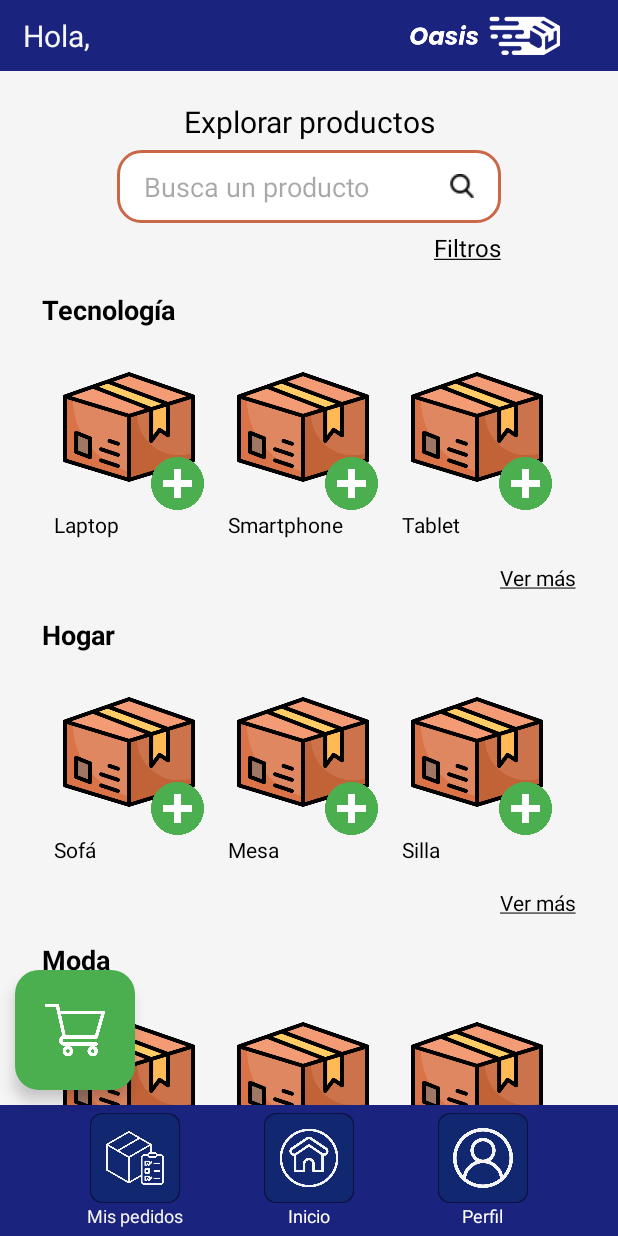
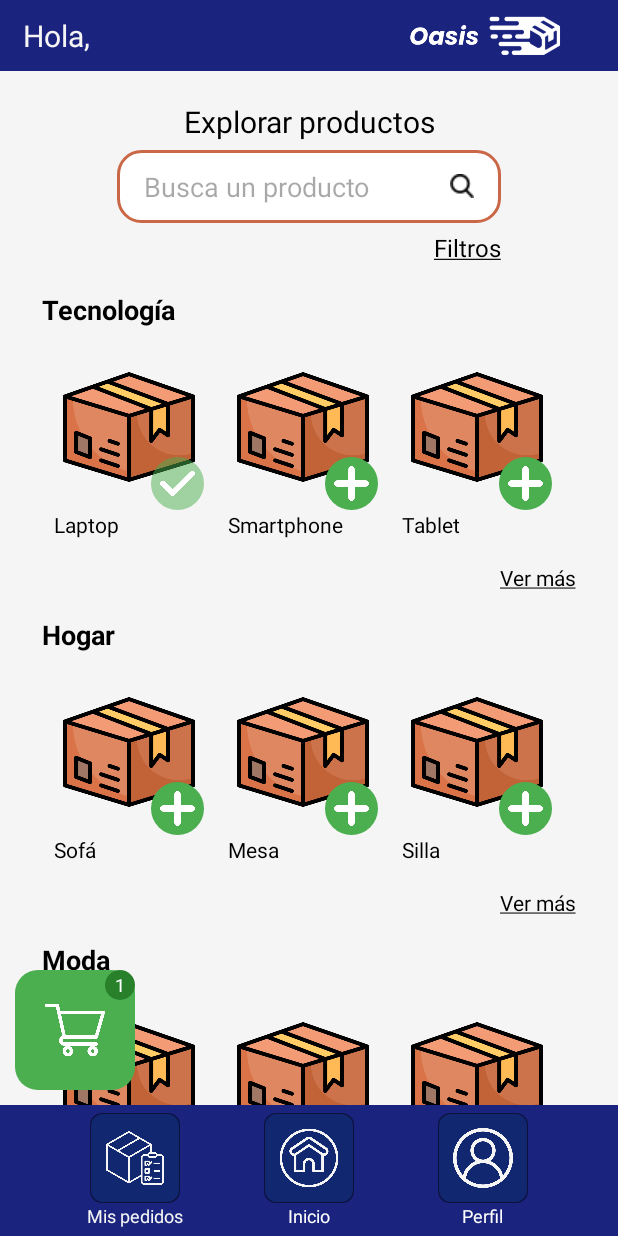
Before and after one commit to Intro-CompuMovil/Oasis, an Android app: the CompradorInicio screen opened directly, with no data from a screen before it, after a tap on an icon or button, on a phone screen of 412 x 824 dp. Run offline under Robolectric (Android 15) with nearby library versions, the phone set to English and light mode, and no system bars.

Commit message:
Manejo eventos carrito

```diff
--- a/app/src/main/java/com/example/oasis/logica/adapters/CategoryAdapter.kt
+++ b/app/src/main/java/com/example/oasis/logica/adapters/CategoryAdapter.kt
@@ -10,9 +10,13 @@ import androidx.recyclerview.widget.LinearLayoutManager
 import androidx.recyclerview.widget.RecyclerView
 import com.example.oasis.R
 import com.example.oasis.logica.comprador.BusquedaProductos
+import com.example.oasis.logica.comprador.CompradorInicio
 import com.example.oasis.model.Category
 
-class CategoryAdapter(private val context: Context, private val categoryList: List<Category>) :
+class CategoryAdapter(private val context: Context,
+                      private val categoryList: List<Category>,
+                        private val compradorInicio: CompradorInicio
+) :
     RecyclerView.Adapter<CategoryAdapter.CategoryViewHolder>() {
 
     override fun onCreateViewHolder(parent: ViewGroup, viewType: Int): CategoryViewHolder {
@@ -25,7 +29,7 @@ class CategoryAdapter(private val context: Context, private val categoryList: Li
         holder.tvCategoryName.text = category.nombre
 
         // Configurar el RecyclerView horizontal para los productos
-        val productAdapter = ProductAdapter(context, category.listaProductos)
+        val productAdapter = ProductAdapter(context, category.listaProductos, compradorInicio)
         holder.rvProducts.layoutManager = LinearLayoutManager(context, LinearLayoutManager.HORIZONTAL, false)
         holder.rvProducts.adapter = productAdapter
 
--- a/app/src/main/java/com/example/oasis/logica/adapters/ProductAdapter.kt
+++ b/app/src/main/java/com/example/oasis/logica/adapters/ProductAdapter.kt
@@ -13,6 +13,7 @@ import androidx.recyclerview.widget.RecyclerView
 import com.bumptech.glide.Glide
 import com.example.oasis.MainActivity
 import com.example.oasis.R
+import com.example.oasis.logica.comprador.CompradorInicio
 import com.example.oasis.logica.comprador.DetallesProducto
 import com.example.oasis.logica.utility.AppUtilityHelper
 import com.example.oasis.model.Order
@@ -20,7 +21,10 @@ import com.example.oasis.model.Product
 import kotlin.math.min
 
 
-class ProductAdapter(private val context: Context, private val productList: List<Product>) :
+class ProductAdapter(private val context: Context,
+                     private val productList: List<Product>,
+                     private val compradorInicio: CompradorInicio
+) :
     RecyclerView.Adapter<ProductAdapter.ProductViewHolder>() {
 
     override fun onCreateViewHolder(parent: ViewGroup, viewType: Int): ProductViewHolder {
@@ -43,10 +47,14 @@ class ProductAdapter(private val context: Context, private val productList: List
         holder.btnAddProduct.setOnClickListener {
             if (MainActivity.addProductToCarrito(Order(product, 1, "No entregado"))) {
                 Toast.makeText(context, "Producto añadido al carrito", Toast.LENGTH_SHORT).show()
+                compradorInicio.initNumProductosCarrito()
+                holder.btnAddProduct.setImageResource(R.drawable.check)
+                holder.btnAddProduct.setBackgroundResource(R.drawable.button_product_added)
             } else {
                 Toast.makeText(context, "Producto ya está en el carrito, cantidad actualizada", Toast.LENGTH_SHORT).show()
             }
         }
+        checkProductInCarrito(product, holder)
     }
 
     override fun getItemCount(): Int {
@@ -59,4 +67,11 @@ class ProductAdapter(private val context: Context, private val productList: List
         val btnAddProduct: ImageButton = itemView.findViewById(R.id.btnAddProduct)
         val productName: TextView = itemView.findViewById(R.id.explorarProductName)
     }
+
+    private fun checkProductInCarrito(product: Product, holder: ProductViewHolder) {
+        if (MainActivity.productIsInCarrito(product.getId())) {
+            holder.btnAddProduct.setImageResource(R.drawable.check)
+            holder.btnAddProduct.setBackgroundResource(R.drawable.button_product_added)
+        }
+    }
 }
--- a/app/src/main/java/com/example/oasis/logica/comprador/CompradorInicio.kt
+++ b/app/src/main/java/com/example/oasis/logica/comprador/CompradorInicio.kt
@@ -5,7 +5,9 @@ import android.os.Bundle
 import android.view.inputmethod.EditorInfo
 import android.widget.EditText
 import android.widget.ImageButton
+import android.widget.TextView
 import androidx.appcompat.app.AppCompatActivity
+import androidx.core.view.isVisible
 import androidx.recyclerview.widget.LinearLayoutManager
 import androidx.recyclerview.widget.RecyclerView
 import com.example.oasis.MainActivity
@@ -46,6 +48,7 @@ class CompradorInicio : AppCompatActivity() {
         initBuscar()
         initButtons()
         initRecyclerView()
+        initNumProductosCarrito()
     }
 
     private fun initBuscar(){
@@ -72,9 +75,26 @@ class CompradorInicio : AppCompatActivity() {
     private fun initRecyclerView(){
         val categoryList = getCategories()
         val rvCategories = findViewById<RecyclerView>(R.id.rvCategories)
-        val categoryAdapter = CategoryAdapter(this, categoryList)
+        val categoryAdapter = CategoryAdapter(this, categoryList, this)
         rvCategories.layoutManager = LinearLayoutManager(this)
         rvCategories.adapter = categoryAdapter
+    }
+
+    fun initNumProductosCarrito(){
+        val cartItemCount = findViewById<TextView>(R.id.cartItemCount)
+        val numProductos = MainActivity.getCarrito().size
+
+        if (numProductos == 0){
+            cartItemCount.isVisible = false
+        }
+        else if (numProductos > 9){
+            cartItemCount.text = "9+"
+            cartItemCount.isVisible = true
+        }
+        else{
+            cartItemCount.text = numProductos.toString()
+            cartItemCount.isVisible = true
+        }
     }
 
     private fun getCategories(): List<Category> {
--- /dev/null
+++ b/app/src/main/res/drawable/button_add_product.xml
@@ -0,0 +1,5 @@
+<?xml version="1.0" encoding="utf-8"?>
+<shape xmlns:android="http://schemas.android.com/apk/res/android">
+    <solid android:color="@color/oasis_verde_principal" />
+    <corners android:radius="50dp" />
+</shape>
--- /dev/null
+++ b/app/src/main/res/drawable/button_carrito.xml
@@ -0,0 +1,5 @@
+<?xml version="1.0" encoding="utf-8"?>
+<shape xmlns:android="http://schemas.android.com/apk/res/android">
+    <solid android:color="@color/oasis_verde_principal" />
+    <corners android:radius="15dp" />
+</shape>
--- /dev/null
+++ b/app/src/main/res/drawable/button_product_added.xml
@@ -0,0 +1,5 @@
+<?xml version="1.0" encoding="utf-8"?>
+<shape xmlns:android="http://schemas.android.com/apk/res/android">
+    <solid android:color="@color/oasis_verde_secundario" />
+    <corners android:radius="50dp" />
+</shape>
--- /dev/null
+++ b/app/src/main/res/drawable/carrito_num_products.xml
@@ -0,0 +1,5 @@
+<?xml version="1.0" encoding="utf-8"?>
+<shape xmlns:android="http://schemas.android.com/apk/res/android">
+    <solid android:color="#28802B" />
+    <corners android:radius="10dp" />
+</shape>
--- a/app/src/main/res/layout/activity_comprador_inicio.xml
+++ b/app/src/main/res/layout/activity_comprador_inicio.xml
@@ -84,21 +84,39 @@
 
     </ScrollView>
 
-    <com.google.android.material.floatingactionbutton.FloatingActionButton
-        android:id="@+id/btnCarrito"
+    <FrameLayout
         android:layout_width="wrap_content"
         android:layout_height="wrap_content"
-        android:layout_gravity="end|bottom"
-        android:layout_marginStart="10dp"
-        android:layout_marginBottom="10dp"
-        android:backgroundTint="@color/oasis_verde_principal"
-        android:clickable="true"
-        app:fabCustomSize="80dp"
         app:layout_constraintBottom_toTopOf="@+id/footer"
         app:layout_constraintStart_toStartOf="parent"
-        app:maxImageSize="40dp"
-        app:srcCompat="@drawable/shopping_cart" />
+        android:layout_marginStart="10dp"
+        android:layout_marginBottom="10dp">
 
+        <ImageButton
+            android:id="@+id/btnCarrito"
+            android:layout_width="80dp"
+            android:layout_height="80dp"
+            android:background="@drawable/button_carrito"
+            android:padding="20dp"
+            android:clickable="true"
+            android:scaleType="centerInside"
+            android:src="@drawable/shopping_cart"
+            app:fabCustomSize="80dp"
+            app:maxImageSize="40dp"
+            app:tint="@android:color/white" />
+
+        <TextView
+            android:id="@+id/cartItemCount"
+            android:layout_width="20dp"
+            android:layout_height="20dp"
+            android:layout_gravity="top|end"
+            android:background="@drawable/carrito_num_products"
+            android:gravity="center"
+            android:text="0"
+            android:textColor="@android:color/white"
+            android:textSize="12sp" />
+
+    </FrameLayout>
     <LinearLayout
         android:id="@+id/footer"
         android:layout_width="match_parent"
--- a/app/src/main/res/layout/explorar_categoria_items.xml
+++ b/app/src/main/res/layout/explorar_categoria_items.xml
@@ -2,6 +2,7 @@
 <!-- res/layout/item_product.xml -->
 <LinearLayout
     xmlns:android="http://schemas.android.com/apk/res/android"
+    xmlns:app="http://schemas.android.com/apk/res-auto"
     android:layout_width="wrap_content"
     android:layout_height="wrap_content"
     android:orientation="vertical"
@@ -15,16 +16,19 @@
         android:padding="4dp"
         android:background="@null"
         android:src="@drawable/product_sample"
-        android:scaleType="centerInside"/>
+        android:scaleType="centerInside" />
 
     <ImageButton
         android:id="@+id/btnAddProduct"
         android:layout_width="35dp"
         android:layout_height="35dp"
-        android:background="@drawable/add_product"
-        android:scaleType="centerCrop"
+        android:background="@drawable/button_add_product"
+        android:scaleType="centerInside"
+        android:src="@drawable/plus_1"
+        android:padding="6dp"
         android:layout_marginTop="-30dp"
-        android:layout_gravity="end"/>
+        android:layout_gravity="end"
+        app:tint="@color/white" />
 
     <TextView
         android:id="@+id/explorarProductName"
```
Also changed, not shown: app/src/main/res/drawable/check.png (added).
